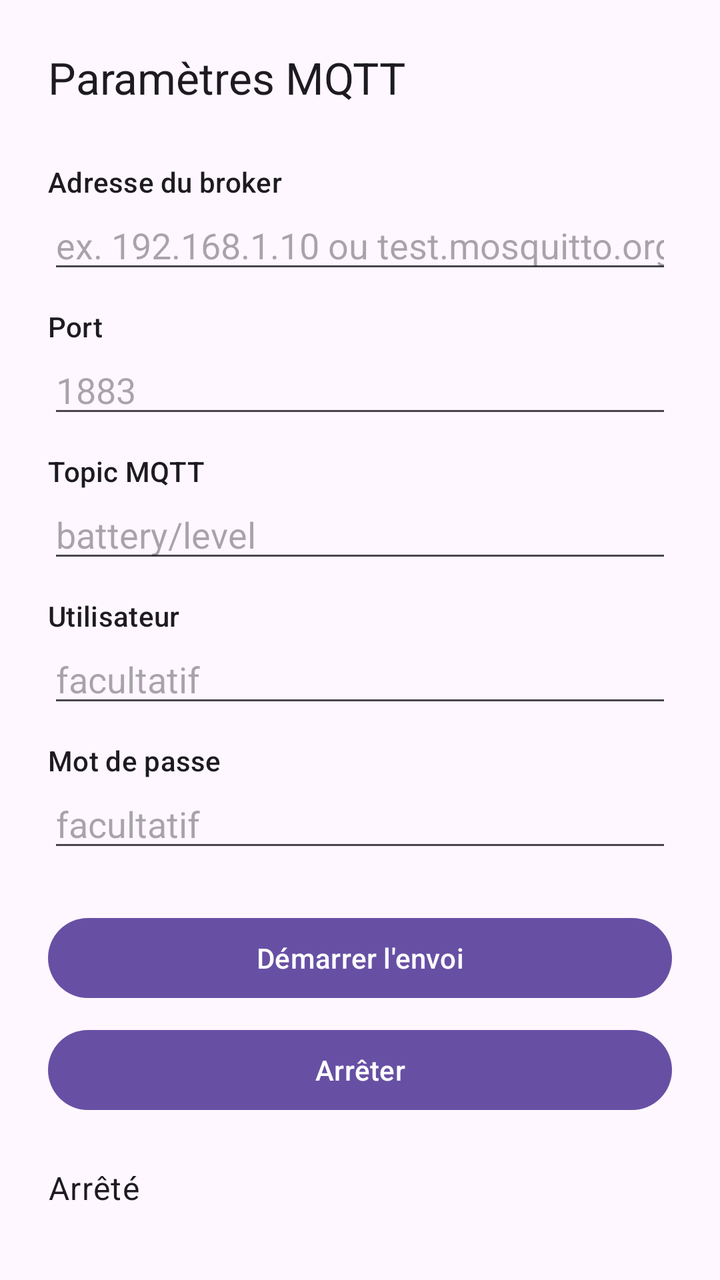
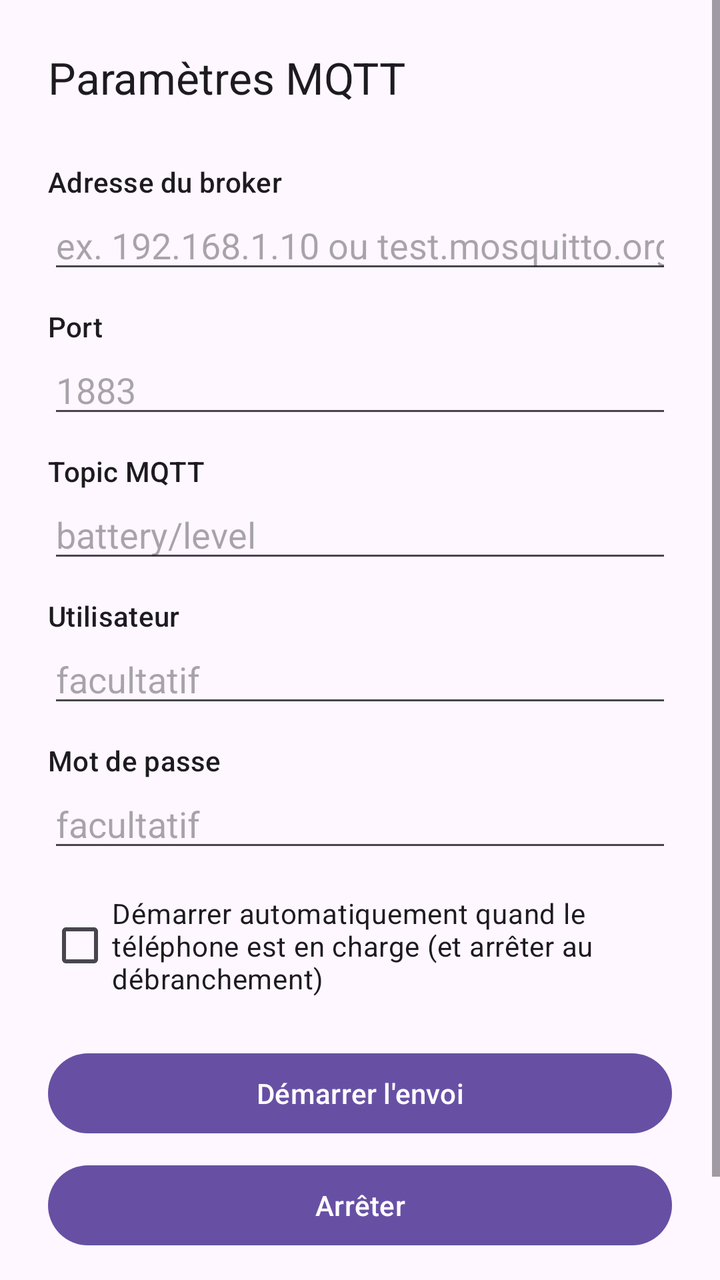

An Android layout rendered at two revisions. The XML below is the earlier revision; the diff shows what the commit changed to produce the second picture.
<!-- AndroidManifest.xml: application theme Theme.BatteryMqtt -->
<!-- res/layout/activity_main.xml -->
<?xml version="1.0" encoding="utf-8"?>
<ScrollView xmlns:android="http://schemas.android.com/apk/res/android"
    android:layout_width="match_parent"
    android:layout_height="match_parent"
    android:fillViewport="true">

    <LinearLayout
        android:layout_width="match_parent"
        android:layout_height="wrap_content"
        android:orientation="vertical"
        android:padding="24dp">

        <TextView
            android:layout_width="wrap_content"
            android:layout_height="wrap_content"
            android:text="@string/settings_title"
            android:textAppearance="?attr/textAppearanceTitleLarge"
            android:layout_marginBottom="16dp" />

        <TextView
            style="@style/FieldLabel"
            android:text="@string/label_broker" />

        <EditText
            android:id="@+id/brokerInput"
            android:layout_width="match_parent"
            android:layout_height="wrap_content"
            android:hint="@string/hint_broker"
            android:inputType="textUri"
            android:autofillHints="" />

        <TextView
            style="@style/FieldLabel"
            android:text="@string/label_port" />

        <EditText
            android:id="@+id/portInput"
            android:layout_width="match_parent"
            android:layout_height="wrap_content"
            android:hint="@string/hint_port"
            android:inputType="number"
            android:autofillHints="" />

        <TextView
            style="@style/FieldLabel"
            android:text="@string/label_topic" />

        <EditText
            android:id="@+id/topicInput"
            android:layout_width="match_parent"
            android:layout_height="wrap_content"
            android:hint="@string/hint_topic"
            android:inputType="text"
            android:autofillHints="" />

        <TextView
            style="@style/FieldLabel"
            android:text="@string/label_user" />

        <EditText
            android:id="@+id/userInput"
            android:layout_width="match_parent"
            android:layout_height="wrap_content"
            android:hint="@string/hint_optional"
            android:inputType="text"
            android:autofillHints="" />

        <TextView
            style="@style/FieldLabel"
            android:text="@string/label_password" />

        <EditText
            android:id="@+id/passwordInput"
            android:layout_width="match_parent"
            android:layout_height="wrap_content"
            android:hint="@string/hint_optional"
            android:inputType="textPassword"
            android:autofillHints="" />

        <Button
            android:id="@+id/startButton"
            android:layout_width="match_parent"
            android:layout_height="wrap_content"
            android:layout_marginTop="24dp"
            android:text="@string/button_start" />

        <Button
            android:id="@+id/stopButton"
            android:layout_width="match_parent"
            android:layout_height="wrap_content"
            android:layout_marginTop="8dp"
            android:text="@string/button_stop" />

        <TextView
            android:id="@+id/statusText"
            android:layout_width="match_parent"
            android:layout_height="wrap_content"
            android:layout_marginTop="24dp"
            android:text="@string/status_idle"
            android:textAppearance="?attr/textAppearanceBodyLarge" />

    </LinearLayout>
</ScrollView>
<!-- resources referenced by this layout -->
<resources>
  <string name="button_start">Démarrer l\'envoi</string>
  <string name="button_stop">Arrêter</string>
  <string name="hint_broker">ex. 192.168.1.10 ou test.mosquitto.org</string>
  <string name="hint_optional">facultatif</string>
  <string name="hint_port">1883</string>
  <string name="hint_topic">battery/level</string>
  <string name="label_broker">Adresse du broker</string>
  <string name="label_password">Mot de passe</string>
  <string name="label_port">Port</string>
  <string name="label_topic">Topic MQTT</string>
  <string name="label_user">Utilisateur</string>
  <string name="settings_title">Paramètres MQTT</string>
  <string name="status_idle">Arrêté</string>
  <style name="FieldLabel" parent="TextAppearance.Material3.TitleSmall">
          <item name="android:layout_width">wrap_content</item>
          <item name="android:layout_height">wrap_content</item>
          <item name="android:layout_marginTop">12dp</item>
      </style>
  <style name="Theme.BatteryMqtt" parent="Theme.Material3.DayNight.NoActionBar" />
</resources>

<!-- the commit's change to res/layout/activity_main.xml (unified diff, before → after) -->
@@ -77,6 +77,13 @@
             android:inputType="textPassword"
             android:autofillHints="" />
 
+        <CheckBox
+            android:id="@+id/autoStartCheck"
+            android:layout_width="match_parent"
+            android:layout_height="wrap_content"
+            android:layout_marginTop="16dp"
+            android:text="@string/label_auto_start" />
+
         <Button
             android:id="@+id/startButton"
             android:layout_width="match_parent"
<!-- resource entries referenced after the edit -->
@@ -6,6 +6,7 @@
   <string name="hint_optional">facultatif</string>
   <string name="hint_port">1883</string>
   <string name="hint_topic">battery/level</string>
+  <string name="label_auto_start">Démarrer automatiquement quand le téléphone est en charge (et arrêter au débranchement)</string>
   <string name="label_broker">Adresse du broker</string>
   <string name="label_password">Mot de passe</string>
   <string name="label_port">Port</string>
